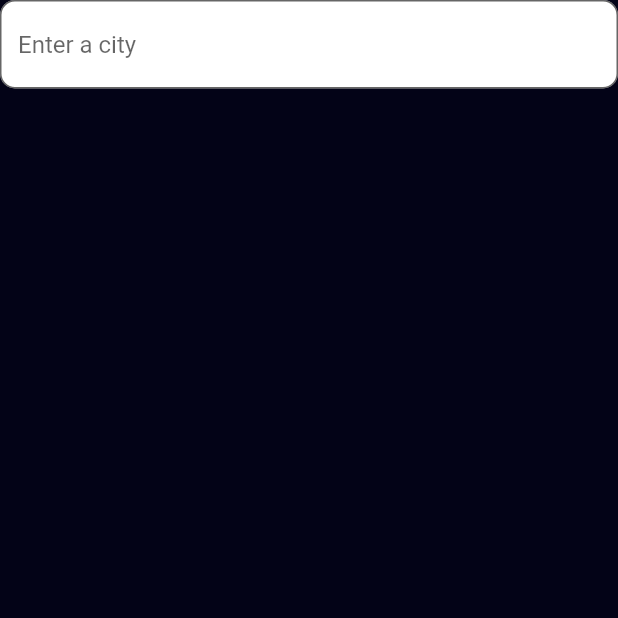
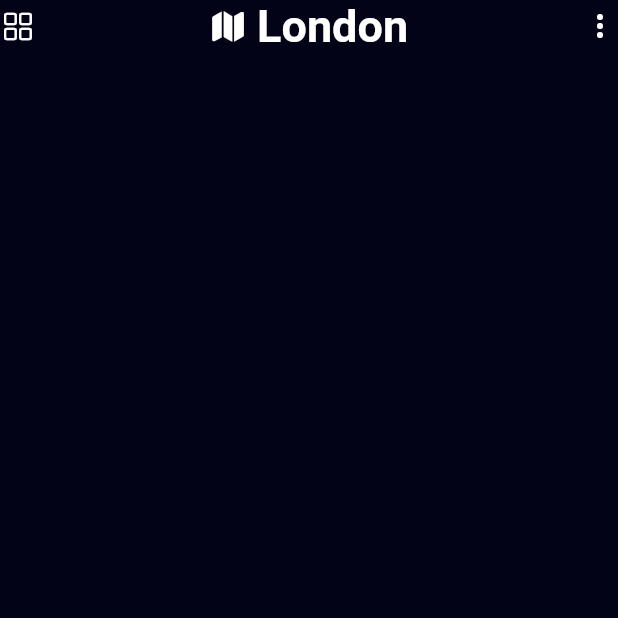
Before and after one commit to Mussa-Adolai/Weather-2-Flutter, a Flutter app: the screen it shows after launch, on a phone screen of 412 x 824 dp, the top half of it. Run offline on Flutter 3.47's test engine with Material 2 defaults, Android fonts, the phone set to English and light mode, and no system bars; missing offline and left inert: flutter_glow.

Commit message:
Text field and text widget 1

```diff
--- a/lib/home.dart
+++ b/lib/home.dart
@@ -1,5 +1,8 @@
+import 'package:flutter/cupertino.dart';
 import 'package:flutter/material.dart';
 import 'package:flutter_glow/flutter_glow.dart';
+
+String city = "London";
 
 class HomePage extends StatefulWidget {
   @override
@@ -31,12 +34,13 @@ class _currentWeatherState extends State<currentWeather> {
   @override
   Widget build(BuildContext context) {
     var fNode = FocusNode();
+    bool searchBar = false;
 
     return GestureDetector(
       child: GlowContainer(
         height: MediaQuery.of(context).size.height - 230,
         margin: EdgeInsets.all(2.0),
-        padding: EdgeInsets.only(top: 68.0, left: 30.0, right: 30.0),
+        padding: EdgeInsets.only(top: 60.0, left: 30.0, right: 30.0),
         glowColor: Color(0xff00A1ff),
         borderRadius: BorderRadius.only(
           bottomLeft: Radius.circular(68.0),
@@ -44,7 +48,12 @@ class _currentWeatherState extends State<currentWeather> {
         ),
         color: Color(0xff00A1ff),
         spreadRadius: 5.0,
-        child: TextField(
+        child: Column(
+          children: [
+            Container(
+              //searchBar==false;
+              child: searchBar!
+                  ? TextField(
                       focusNode: fNode,
                       decoration: InputDecoration(
                         filled: true,
@@ -63,7 +72,6 @@ class _currentWeatherState extends State<currentWeather> {
                       ),
                       onSubmitted: (value) {
                         var temp;
-
                         if (temp == null) {
                           showDialog(
                             context: context,
@@ -87,6 +95,45 @@ class _currentWeatherState extends State<currentWeather> {
                           );
                         }
                       },
+                    )
+                  : Row(
+                      mainAxisAlignment: MainAxisAlignment.spaceBetween,
+                      children: [
+                        Icon(
+                          CupertinoIcons.square_grid_2x2,
+                          color: Colors.white,
+                        ),
+                        Row(
+                          children: [
+                            Icon(
+                              CupertinoIcons.map_fill,
+                              color: Colors.white,
+                            ),
+                            GestureDetector(
+                              onTap: () {
+                                searchBar = true;
+                                setState(() {});
+                                print('text F pressed');
+                                fNode.requestFocus();
+                              },
+                              child: Text(
+                                " " + city,
+                                style: TextStyle(
+                                  fontWeight: FontWeight.bold,
+                                  fontSize: 30.0,
+                                ),
+                              ),
+                            ),
+                          ],
+                        ),
+                        Icon(
+                          Icons.more_vert,
+                          color: Colors.white,
+                        ),
+                      ],
+                    ),
+            ),
+          ],
         ),
       ),
     );
```
Lines whose indentation alone changed are shown as unchanged.
